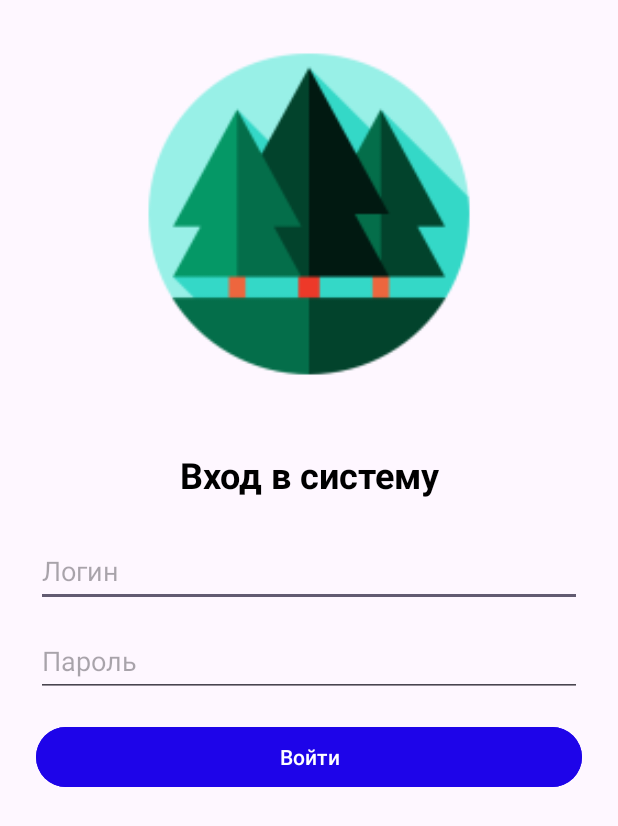
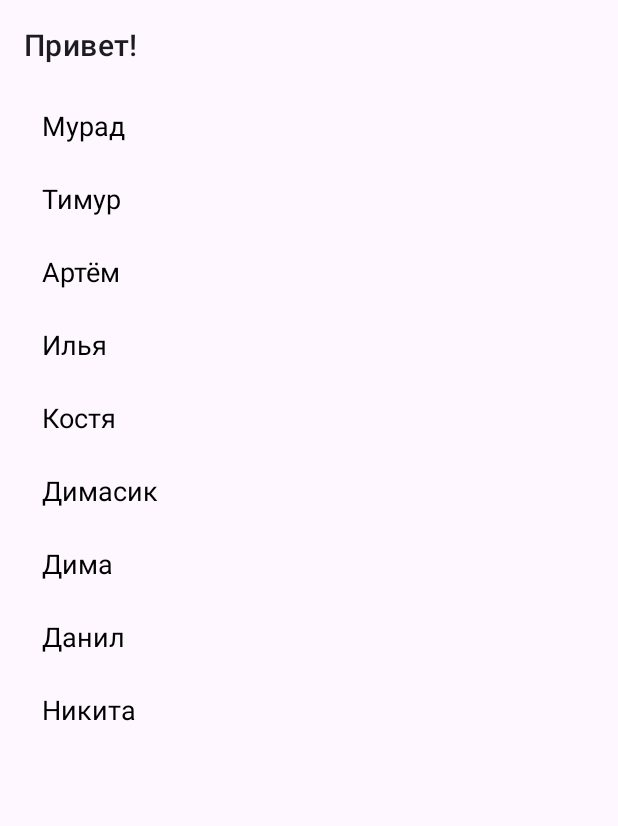
Before and after one commit to rutasan-prog/android-labs, an Android app: the screen it shows after launch (LoginActivity before the commit, NamesListActivity after it), after a tap on "Войти", on a phone screen of 412 x 824 dp. Shown: the top 826 px of the screen. Run offline under Robolectric (Android 15) with nearby library versions, the phone set to English and light mode, and no system bars.

Commit message:
Implement login forwarding and result handling

```diff
--- a/app/src/main/java/com/example/myfirstapplication/LoginActivity.java
+++ b/app/src/main/java/com/example/myfirstapplication/LoginActivity.java
@@ -1,11 +1,15 @@
 package com.example.myfirstapplication;
 
+import android.app.Activity;
+import android.content.Intent;
 import android.os.Bundle;
-
+import android.text.TextUtils;
 import android.widget.Button;
 import android.widget.EditText;
 import android.widget.TextView;
 import android.widget.Toast;
+import androidx.activity.result.ActivityResultLauncher;
+import androidx.activity.result.contract.ActivityResultContracts;
 import androidx.appcompat.app.AppCompatActivity;
 
 /**
@@ -19,6 +23,9 @@ import androidx.appcompat.app.AppCompatActivity;
 
 public class LoginActivity extends AppCompatActivity {
 
+    private TextView tvLoginResult;
+    private ActivityResultLauncher<Intent> namesListLauncher;
+
     @Override
     protected void onCreate(Bundle savedInstanceState) {
         super.onCreate(savedInstanceState);
@@ -30,12 +37,30 @@ public class LoginActivity extends AppCompatActivity {
         }
         EditText etLogin = findViewById(R.id.etLogin);
         Button btnSignIn = findViewById(R.id.btnSignIn);
-        TextView tvLoginResult = findViewById(R.id.tvLoginResult);
+        tvLoginResult = findViewById(R.id.tvLoginResult);
+
+        namesListLauncher = registerForActivityResult(
+                new ActivityResultContracts.StartActivityForResult(),
+                result -> {
+                    if (result.getResultCode() == Activity.RESULT_OK && result.getData() != null) {
+                        String selectedName = result.getData().getStringExtra(NamesListActivity.EXTRA_SELECTED_NAME);
+                        if (!TextUtils.isEmpty(selectedName)) {
+                            String message = getString(R.string.selected_name_result, selectedName);
+                            tvLoginResult.setText(message);
+                            Toast.makeText(LoginActivity.this, message, Toast.LENGTH_SHORT).show();
+                        }
+                    }
+                }
+        );
 
         btnSignIn.setOnClickListener(view -> {
             String loginText = etLogin.getText().toString();
             Toast.makeText(LoginActivity.this, loginText, Toast.LENGTH_SHORT).show();
             tvLoginResult.setText(loginText);
+
+            Intent intent = new Intent(LoginActivity.this, NamesListActivity.class);
+            intent.putExtra(NamesListActivity.EXTRA_LOGIN, loginText);
+            namesListLauncher.launch(intent);
         });
     }
 }
--- a/app/src/main/java/com/example/myfirstapplication/NamesAdapter.java
+++ b/app/src/main/java/com/example/myfirstapplication/NamesAdapter.java
@@ -6,6 +6,7 @@ import android.view.ViewGroup;
 import android.widget.TextView;
 
 import androidx.annotation.NonNull;
+import androidx.annotation.Nullable;
 import androidx.recyclerview.widget.RecyclerView;
 
 import java.util.List;
@@ -16,10 +17,17 @@ import java.util.List;
 
 public class NamesAdapter extends RecyclerView.Adapter<NamesAdapter.NameViewHolder> {
 
+    public interface OnNameClickListener {
+        void onNameClick(@NonNull String name);
+    }
+
     private final List<String> names;
+    @Nullable
+    private final OnNameClickListener onNameClickListener;
 
-    public NamesAdapter(@NonNull List<String> names) {
+    public NamesAdapter(@NonNull List<String> names, @Nullable OnNameClickListener onNameClickListener) {
         this.names = names;
+        this.onNameClickListener = onNameClickListener;
     }
 
     @NonNull
@@ -32,8 +40,13 @@ public class NamesAdapter extends RecyclerView.Adapter<NamesAdapter.NameViewHold
 
     @Override
     public void onBindViewHolder(@NonNull NameViewHolder holder, int position) {
-        String name = names.get(position);
+        final String name = names.get(position);
         holder.nameTextView.setText(name);
+        holder.itemView.setOnClickListener(view -> {
+            if (onNameClickListener != null) {
+                onNameClickListener.onNameClick(name);
+            }
+        });
     }
 
     @Override
--- a/app/src/main/java/com/example/myfirstapplication/NamesListActivity.java
+++ b/app/src/main/java/com/example/myfirstapplication/NamesListActivity.java
@@ -1,6 +1,10 @@
 package com.example.myfirstapplication;
 
+import android.app.Activity;
+import android.content.Intent;
 import android.os.Bundle;
+import android.text.TextUtils;
+import android.widget.TextView;
 
 import androidx.annotation.Nullable;
 import androidx.appcompat.app.AppCompatActivity;
@@ -16,13 +20,26 @@ import java.util.List;
 
 public class NamesListActivity extends AppCompatActivity {
 
+    public static final String EXTRA_LOGIN = "com.example.myfirstapplication.EXTRA_LOGIN";
+    public static final String EXTRA_SELECTED_NAME = "com.example.myfirstapplication.EXTRA_SELECTED_NAME";
+
     @Override
     protected void onCreate(@Nullable Bundle savedInstanceState) {
         super.onCreate(savedInstanceState);
         setContentView(R.layout.activity_names_list);
 
+        setResult(Activity.RESULT_CANCELED);
+
         RecyclerView namesRecyclerView = findViewById(R.id.namesRecyclerView);
         namesRecyclerView.setLayoutManager(new LinearLayoutManager(this));
+
+        TextView greetingTextView = findViewById(R.id.tvGreeting);
+        String login = getIntent().getStringExtra(EXTRA_LOGIN);
+        if (TextUtils.isEmpty(login)) {
+            greetingTextView.setText(R.string.names_list_default_greeting);
+        } else {
+            greetingTextView.setText(getString(R.string.names_list_greeting, login));
+        }
 
         List<String> names = Arrays.asList(
                 "Мурад",
@@ -36,7 +53,12 @@ public class NamesListActivity extends AppCompatActivity {
                 "Никита"
         );
 
-        NamesAdapter adapter = new NamesAdapter(names);
+        NamesAdapter adapter = new NamesAdapter(names, selectedName -> {
+            Intent resultData = new Intent();
+            resultData.putExtra(EXTRA_SELECTED_NAME, selectedName);
+            setResult(Activity.RESULT_OK, resultData);
+            finish();
+        });
         namesRecyclerView.setAdapter(adapter);
     }
 }
--- a/app/src/main/res/layout/activity_names_list.xml
+++ b/app/src/main/res/layout/activity_names_list.xml
@@ -4,6 +4,19 @@
     xmlns:app="http://schemas.android.com/apk/res-auto"
     android:layout_width="match_parent"
     android:layout_height="match_parent">
+
+    <TextView
+        android:id="@+id/tvGreeting"
+        android:layout_width="0dp"
+        android:layout_height="wrap_content"
+        android:layout_marginStart="16dp"
+        android:layout_marginTop="16dp"
+        android:layout_marginEnd="16dp"
+        android:text="@string/names_list_default_greeting"
+        android:textAppearance="?attr/textAppearanceHeadline6"
+        app:layout_constraintEnd_toEndOf="parent"
+        app:layout_constraintStart_toStartOf="parent"
+        app:layout_constraintTop_toTopOf="parent" />
 
     <androidx.recyclerview.widget.RecyclerView
         android:id="@+id/namesRecyclerView"
@@ -15,6 +28,6 @@
         app:layout_constraintBottom_toBottomOf="parent"
         app:layout_constraintEnd_toEndOf="parent"
         app:layout_constraintStart_toStartOf="parent"
-        app:layout_constraintTop_toTopOf="parent" />
+        app:layout_constraintTop_toBottomOf="@id/tvGreeting" />
 
 </androidx.constraintlayout.widget.ConstraintLayout>
--- a/app/src/main/res/values/strings.xml
+++ b/app/src/main/res/values/strings.xml
@@ -6,4 +6,7 @@
     <string name="hint_password">Пароль</string>
     <string name="action_sign_in">Войти</string>
     <string name="error_image">Ошибка, изображение отсутствует</string>
+    <string name="names_list_greeting">Привет, %1$s!</string>
+    <string name="names_list_default_greeting">Привет!</string>
+    <string name="selected_name_result">Вы выбрали: %1$s</string>
 </resources>
```
Also changed, not shown: 1 other file.
